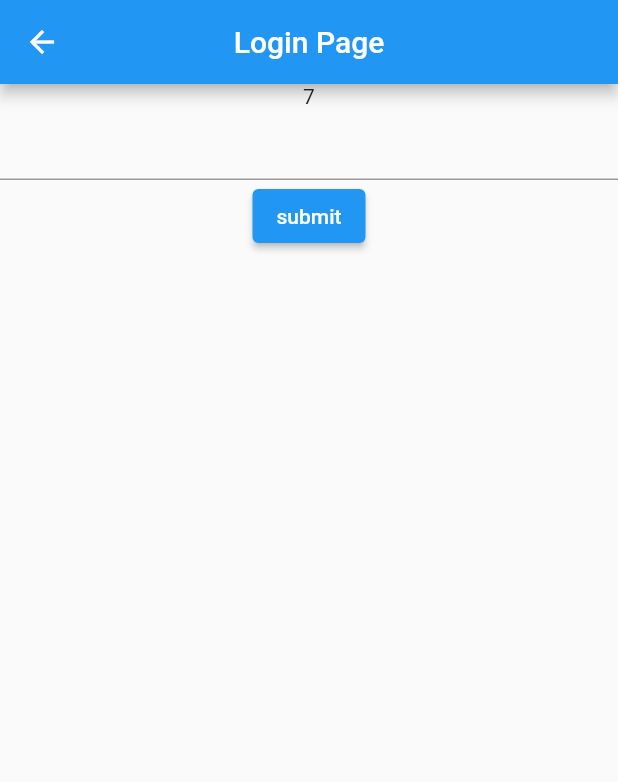
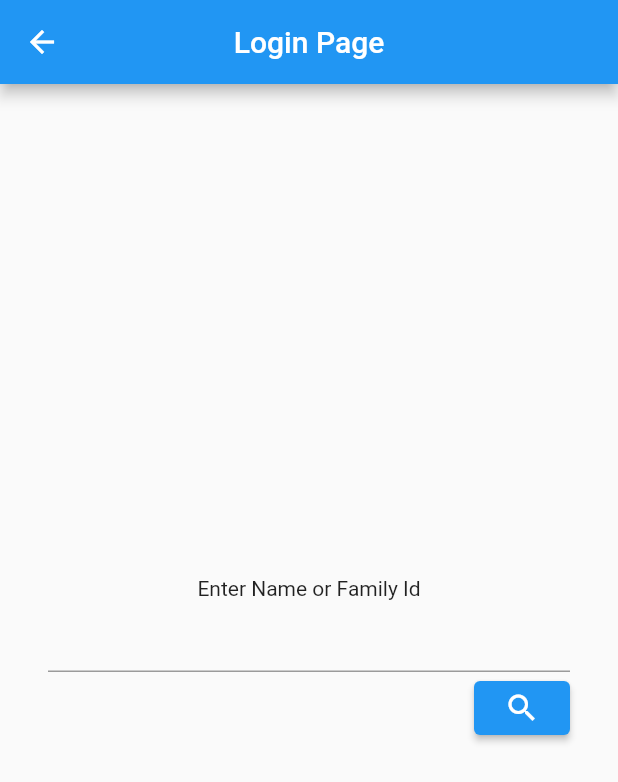
Before and after one commit to rfgmendoza/mendoza_family_app, a Flutter app: the LoginPage screen opened by its route, on a phone screen of 412 x 824 dp. Shown: the top 782 px of the screen. Run offline on Flutter 3.47's test engine with Material 2 defaults, Android fonts, the phone set to English and light mode, and no system bars; our stand-ins replace shared_preferences; accounts and stored records are empty.

```diff
--- a/lib/main.dart
+++ b/lib/main.dart
@@ -28,7 +28,7 @@ class MendozaFamilyApp extends StatelessWidget {
           // is not restarted.
           primarySwatch: Colors.blue,
         ),
-        initialRoute: 'login',
+        initialRoute: 'home',
         routes: {
           'login': (context) =>
               const CommonScaffold(title: "Login Page", child: LoginPage()),
--- a/lib/pages/login_page.dart
+++ b/lib/pages/login_page.dart
@@ -12,6 +12,8 @@ class LoginPage extends StatefulWidget {
 
 class _LoginPageState extends State<LoginPage> {
   List _items = [];
+  List _searchResult = [];
+  TextEditingController controller = TextEditingController();
 
   Future<void> readJson() async {
     final String response =
@@ -19,6 +21,13 @@ class _LoginPageState extends State<LoginPage> {
     final data = await json.decode(response);
     setState(() {
       _items = data["families"];
+    });
+  }
+
+  Widget _buildSearchResults() {
+    return ListView.builder(
+        itemCount: _searchResult.length, itemBuilder: (context, i) {
+          return Card(child: ListTile(leading: Text(_searchResult[i].)))
         });
   }
 
@@ -30,18 +39,26 @@ class _LoginPageState extends State<LoginPage> {
     int itemCount = _items.length;
     return Center(
       child: Form(
+        child: Padding(
+          padding: const EdgeInsets.all(32.0),
           child: Column(
+            mainAxisAlignment: MainAxisAlignment.center,
             children: <Widget>[
-            // _items.isNotEmpty ? Text(_items.length.toString()) : Container(),
-            Text(itemCount.toString()),
-            const TextField(),
+              const Text("Enter Name or Family Id"),
+              TextField(controller: controller),
+              Row(
+                mainAxisAlignment: MainAxisAlignment.end,
+                children: [
                   ElevatedButton(
                     onPressed: () {
                       return;
                     },
-              child: const Text("submit"),
+                    child: const Icon(Icons.search),
                   ),
                 ],
+              ),
+            ],
+          ),
         ),
       ),
     );
--- a/lib/util/user_class.dart
+++ /dev/null
@@ -1,5 +0,0 @@
-class User {
-  final String id;
-  final String name;
-  const User(this.id, this.name);
-}
```
Also changed, not shown: lib/pages/home_page.dart (+13 -3 lines), lib/util/interfaces.dart (added, +28 -0 lines). Lines whose indentation alone changed are shown as unchanged.
